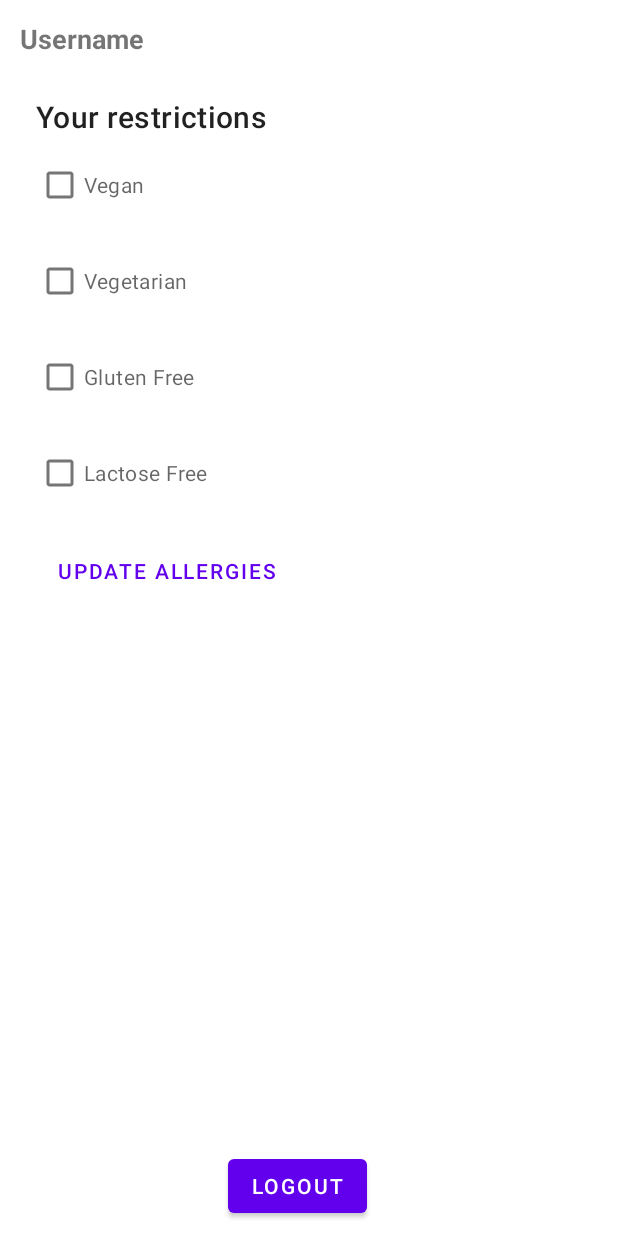
After one commit to beatrice-casey/PennAppHack, an Android app: the layout fragment_settings.xml on its own in the app's theme, with its tools: preview values and no code run, on a phone screen of 412 x 824 dp. The commit adds this screen. Run offline under Robolectric (Android 15) with nearby library versions, the phone set to English and light mode, and no system bars.

Commit message:
half of profile complete, settings partially complete

```diff
--- a/app/src/main/java/com/example/pennapphack/home/PostsAdapter.java
+++ b/app/src/main/java/com/example/pennapphack/home/PostsAdapter.java
@@ -26,7 +26,7 @@ import java.util.List;
 
 public class PostsAdapter extends RecyclerView.Adapter<PostsAdapter.ViewHolder> {
 
-    private Context context;
+    protected Context context;
     private List<Post> posts;
     private boolean isLiked;
     public static final String TAG = "Adapter";
@@ -60,8 +60,8 @@ public class PostsAdapter extends RecyclerView.Adapter<PostsAdapter.ViewHolder>
         notifyDataSetChanged();
     }
 
-    class ViewHolder extends RecyclerView.ViewHolder implements View.OnClickListener {
-        private TextView tvUsername;
+    protected class ViewHolder extends RecyclerView.ViewHolder implements View.OnClickListener {
+        protected TextView tvUsername;
         private ImageView ivImage;
         private TextView tvRecipeName;
         private TextView tvTimeText;
--- a/app/src/main/java/com/example/pennapphack/home/PostsViewModel.java
+++ b/app/src/main/java/com/example/pennapphack/home/PostsViewModel.java
@@ -21,8 +21,8 @@ import java.util.List;
 public class PostsViewModel extends AndroidViewModel {
 
     public static final String TAG = "PostsVM";
-    private MutableLiveData<List<Post>> posts;
-    private List<Post> listPosts;
+    protected MutableLiveData<List<Post>> posts;
+    protected List<Post> listPosts;
     private int timePref;
     private int accessPref;
     private int pricePref;
--- /dev/null
+++ b/app/src/main/res/layout/fragment_settings.xml
@@ -0,0 +1,113 @@
+<?xml version="1.0" encoding="utf-8"?>
+<RelativeLayout xmlns:android="http://schemas.android.com/apk/res/android"
+    xmlns:tools="http://schemas.android.com/tools"
+    android:layout_width="match_parent"
+    android:layout_height="match_parent"
+    android:layout_margin="8dp"
+    tools:context=".settings.SettingsFragment">
+
+
+    <Button
+        android:id="@+id/btnLogout"
+        android:layout_width="wrap_content"
+        android:layout_height="wrap_content"
+        android:layout_alignParentStart="true"
+        android:layout_alignParentBottom="true"
+        android:layout_centerHorizontal="true"
+        android:layout_marginStart="144dp"
+        android:layout_marginBottom="1dp"
+        android:gravity="center"
+        android:text="Logout" />
+
+    <TextView
+        android:id="@+id/textView"
+        android:layout_width="wrap_content"
+        android:layout_height="wrap_content"
+        android:layout_alignParentStart="true"
+        android:layout_alignParentTop="true"
+        android:layout_marginStart="5dp"
+        android:layout_marginTop="5dp"
+        android:textSize="18sp"
+        android:textStyle="bold"
+        tools:text="Username" />
+
+    <LinearLayout
+        android:id="@+id/selectionLayout"
+        android:layout_width="match_parent"
+        android:layout_height="wrap_content"
+        android:layout_below="@+id/textView"
+        android:layout_alignParentStart="true"
+        android:layout_marginTop="10dp"
+        android:orientation="vertical"
+        android:padding="16dp">
+
+        <!-- Title, secondary and supporting text -->
+        <TextView
+            android:id="@+id/tvAllergies"
+            android:layout_width="wrap_content"
+            android:layout_height="wrap_content"
+            android:text="Your restrictions"
+            android:textAppearance="?attr/textAppearanceHeadline6" />
+
+        <CheckBox
+            android:id="@+id/cbVegan"
+            android:layout_width="wrap_content"
+            android:layout_height="wrap_content"
+            android:layout_marginTop="8dp"
+            android:text="Vegan"
+            android:textAppearance="?attr/textAppearanceBody2"
+            android:textColor="?android:attr/textColorSecondary" />
+
+        <CheckBox
+            android:id="@+id/cbVegetarian"
+            android:layout_width="wrap_content"
+            android:layout_height="wrap_content"
+            android:layout_marginTop="16dp"
+            android:text="Vegetarian"
+            android:textAppearance="?attr/textAppearanceBody2"
+            android:textColor="?android:attr/textColorSecondary" />
+
+        <CheckBox
+            android:id="@+id/cbGlutenFree"
+            android:layout_width="wrap_content"
+            android:layout_height="wrap_content"
+            android:layout_marginTop="16dp"
+            android:text="Gluten Free"
+            android:textAppearance="?attr/textAppearanceBody2"
+            android:textColor="?android:attr/textColorSecondary" />
+
+        <CheckBox
+            android:id="@+id/cbLactoseFree"
+            android:layout_width="wrap_content"
+            android:layout_height="wrap_content"
+            android:layout_marginTop="16dp"
+            android:text="Lactose Free"
+            android:textAppearance="?attr/textAppearanceBody2"
+            android:textColor="?android:attr/textColorSecondary" />
+
+
+        <!-- Buttons -->
+        <LinearLayout
+            android:layout_width="wrap_content"
+            android:layout_height="56dp"
+            android:layout_alignParentStart="true"
+            android:layout_marginTop="8dp"
+            android:layout_marginEnd="8dp"
+            android:layout_marginBottom="8dp"
+            android:orientation="vertical">
+
+            <com.google.android.material.button.MaterialButton
+                android:id="@+id/btnUpdateAllergies"
+                style="?attr/borderlessButtonStyle"
+                android:layout_width="173dp"
+                android:layout_height="56dp"
+
+                android:layout_alignParentStart="true"
+                android:layout_alignParentBottom="true"
+                android:layout_marginTop="5dp"
+                android:layout_marginBottom="312dp"
+                android:text="Update Allergies" />
+
+        </LinearLayout>
+    </LinearLayout>
+</RelativeLayout>
```
Also changed, not shown: app/src/main/java/com/example/pennapphack/profile/ProfileAdapter.java (added, +49 -0 lines), app/src/main/java/com/example/pennapphack/profile/ProfileFragment.java (+71 -8 lines), app/src/main/java/com/example/pennapphack/profile/ProfileViewModel.java (added, +51 -0 lines), app/src/main/java/com/example/pennapphack/settings/SettingsFragment.java (added, +64 -0 lines).
